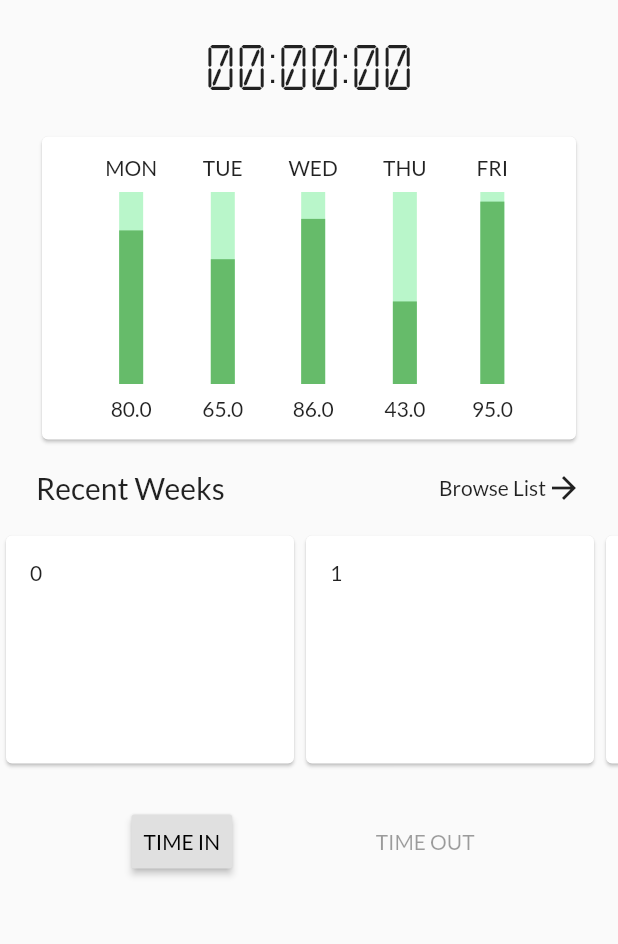
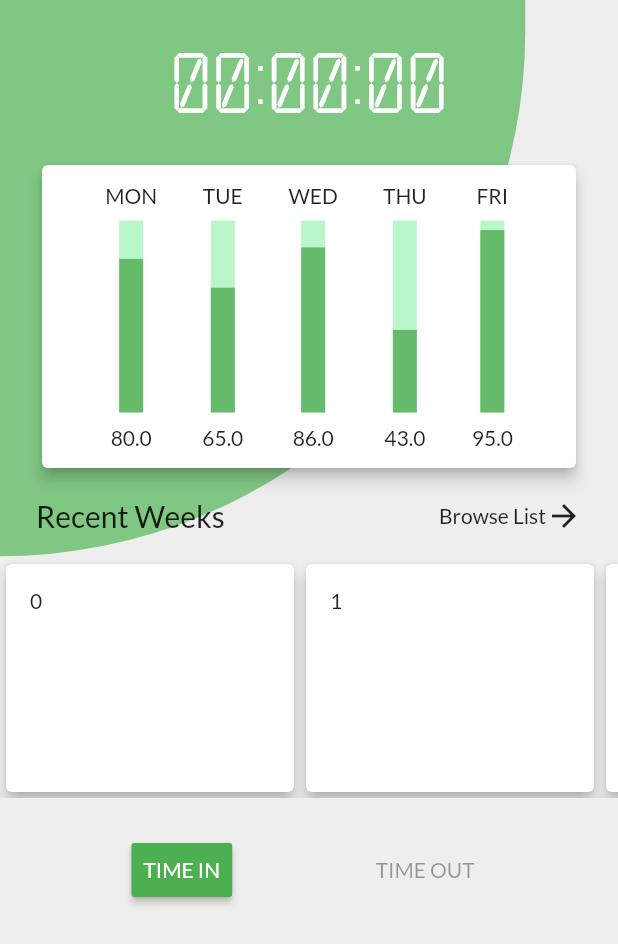
Before and after one commit to Joven-G/Flutter-timetracker-app, a Flutter app: the screen it shows after launch, on a phone screen of 412 x 824 dp. Shown: the top 944 px of the screen. Run offline on Flutter 3.47's test engine with Material 2 defaults, Android fonts, the phone set to English and light mode, and no system bars.

Commit message:
Elevate Cards and Updated app theme

```diff
--- a/lib/app.dart
+++ b/lib/app.dart
@@ -7,7 +7,7 @@ class TimeTracker extends StatelessWidget {
     return MaterialApp(
       title: 'Time Tracker (lite)',
       theme: ThemeData(
-        primaryColor: Colors.white,
+        primarySwatch: Colors.green,
         fontFamily: 'Lato'
       ),
       home: HomePage(),
--- a/lib/pages/home.dart
+++ b/lib/pages/home.dart
@@ -2,6 +2,7 @@ import 'package:flutter/material.dart';
 import 'dart:async';
 import 'package:flutter_time_tracker/widgets/cards.dart';
 import 'package:flutter_time_tracker/widgets/buttons.dart';
+import 'package:flutter_time_tracker/widgets/backgrounds.dart';
 
 class HomePage extends StatefulWidget {
 
@@ -40,8 +41,10 @@ class HomePageState extends State<HomePage> {
   @override
   Widget build(BuildContext context) {
     return Scaffold(
-      body: Container(
-        child: ListView(
+      body: Stack(
+        children: <Widget>[
+          PageBackground(backColor: Colors.grey[200], foreColor: Colors.green[300]),
+          ListView(
             children: <Widget>[
               _spacer,
               TimeWidget(currentTimerValue: _currentTimerValue),
@@ -71,6 +74,7 @@ class HomePageState extends State<HomePage> {
               ),
             ],
           ),
+        ],
       ),
     );
   }
@@ -104,8 +108,9 @@ class TimeWidget extends StatelessWidget {
         child: Text(
           _elapsedTime(),
           style: TextStyle(
-            fontSize: 48.0,
-            fontFamily: 'Calculator'
+            fontSize: 64.0,
+            fontFamily: 'Calculator',
+            color: Colors.white
           )
         ),
       )
--- /dev/null
+++ b/lib/widgets/backgrounds.dart
@@ -0,0 +1,36 @@
+import 'package:flutter/material.dart';
+
+class PageBackground extends StatelessWidget {
+  PageBackground({ this.backColor, this.foreColor }) :
+        assert(foreColor != null),
+        assert(backColor != null);
+
+  final Color backColor;
+  final Color foreColor;
+
+  @override
+  Widget build(BuildContext context) {
+    final screenWidth = MediaQuery.of(context).size.width;
+    final screenHeight = MediaQuery.of(context).size.height;
+
+    return Stack(
+      children: <Widget>[
+        Container(
+          decoration: BoxDecoration(
+            color: backColor,
+          ),
+        ),
+        Container(
+          width: screenWidth * .85,
+          height: screenHeight * .45,
+          decoration: BoxDecoration(
+              color: foreColor,
+              borderRadius: BorderRadius.only(
+                bottomRight: Radius.circular(360.0),
+              )
+          ),
+        ),
+      ],
+    );
+  }
+}
--- a/lib/widgets/buttons.dart
+++ b/lib/widgets/buttons.dart
@@ -16,7 +16,13 @@ class AButton extends StatelessWidget {
     final buttonChild = Text(label);
 
     return isRaised ?
-      RaisedButton( child: buttonChild, onPressed: onPressed ) :
+      RaisedButton(
+        child: buttonChild,
+        onPressed: onPressed,
+        color: Theme.of(context).primaryColor,
+        textColor: Colors.white,
+        splashColor: Colors.grey,
+      ) :
       FlatButton( child: buttonChild, onPressed: onPressed );
   }
 }
--- a/lib/widgets/cards.dart
+++ b/lib/widgets/cards.dart
@@ -20,16 +20,18 @@ class ATapCard extends StatelessWidget {
 }
 
 class ACard extends StatelessWidget {
-  ACard({ this.child, this.color });
+  ACard({ this.child, this.color = Colors.white, this.elevation = 4.0 });
 
   final Widget child;
   final Color color;
+  final double elevation;
 
   @override
   Widget build(BuildContext context) {
     return Card(
       color: color,
       child: child,
+      elevation: elevation,
     );
   }
 }
```
Lines whose indentation alone changed are shown as unchanged.
